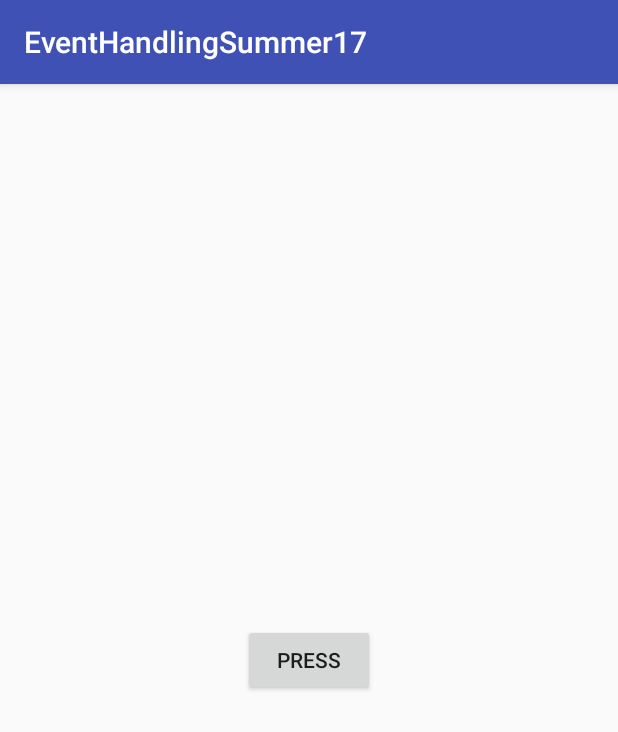
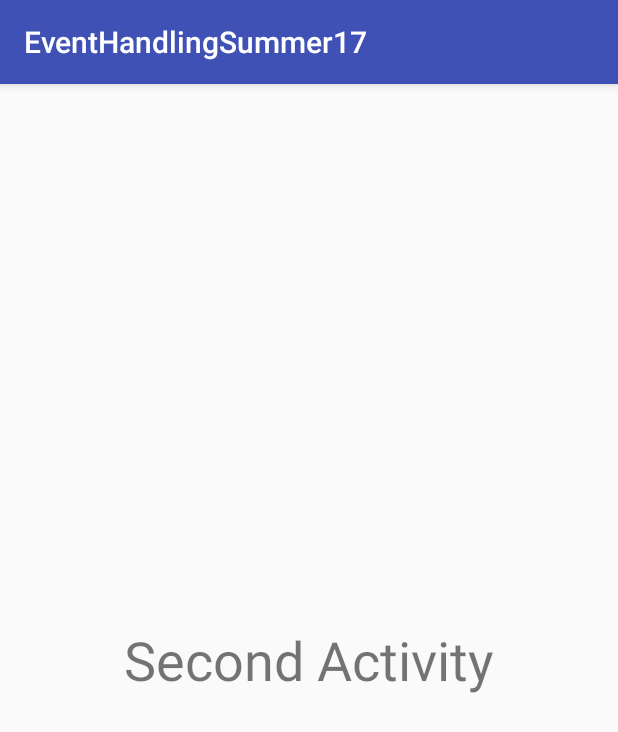
Before and after one commit to cs-abdulwahab/EventHandlingSummer17, an Android app: the screen it shows after launch (MainActivity before the commit, SecondActivity after it), after a tap on "PRESS", on a phone screen of 412 x 824 dp. Shown: the top 732 px of the screen. Run offline under Robolectric (Android 15) with nearby library versions, the phone set to English and light mode, and no system bars.

Commit message:
class practice

```diff
--- a/app/src/main/AndroidManifest.xml
+++ b/app/src/main/AndroidManifest.xml
@@ -18,6 +18,13 @@
 				<category android:name="android.intent.category.LAUNCHER"/>
 			</intent-filter>
 		</activity>
+		<activity android:name=".SecondActivity">
+			<intent-filter>
+				<action android:name="android.intent.action.MAIN"/>
+
+				<category android:name="android.intent.category.LAUNCHER"/>
+			</intent-filter>
+		</activity>
 	</application>
 
 </manifest>
--- a/app/src/main/java/com/example/abdul_wahab/eventhandlingsummer17/MainActivity.java
+++ b/app/src/main/java/com/example/abdul_wahab/eventhandlingsummer17/MainActivity.java
@@ -1,5 +1,7 @@
 package com.example.abdul_wahab.eventhandlingsummer17;
 
+import android.content.Context;
+import android.content.Intent;
 import android.support.v7.app.AppCompatActivity;
 import android.os.Bundle;
 import android.view.View;
@@ -7,6 +9,7 @@ import android.widget.Button;
 import android.widget.Toast;
 
 public class MainActivity extends AppCompatActivity {
+
 
     @Override
     protected void onCreate(Bundle savedInstanceState) {
@@ -18,7 +21,10 @@ public class MainActivity extends AppCompatActivity {
         btnPress.setOnClickListener(new View.OnClickListener() {
             @Override
             public void onClick(View view) {
-                Toast.makeText(MainActivity.this, "Sampple Text", Toast.LENGTH_SHORT).show();
+
+                Intent intent = new Intent(MainActivity.this,SecondActivity.class);
+                startActivity(intent);
+
             }
         });
 
--- /dev/null
+++ b/app/src/main/java/com/example/abdul_wahab/eventhandlingsummer17/SecondActivity.java
@@ -0,0 +1,13 @@
+package com.example.abdul_wahab.eventhandlingsummer17;
+
+import android.support.v7.app.AppCompatActivity;
+import android.os.Bundle;
+
+public class SecondActivity extends AppCompatActivity {
+
+    @Override
+    protected void onCreate(Bundle savedInstanceState) {
+        super.onCreate(savedInstanceState);
+        setContentView(R.layout.activity_second);
+    }
+}
--- /dev/null
+++ b/app/src/main/res/layout/activity_second.xml
@@ -0,0 +1,24 @@
+<?xml version="1.0" encoding="utf-8"?>
+<RelativeLayout
+	xmlns:android="http://schemas.android.com/apk/res/android"
+	xmlns:tools="http://schemas.android.com/tools"
+	android:id="@+id/activity_second"
+	android:layout_width="match_parent"
+	android:layout_height="match_parent"
+	android:paddingBottom="@dimen/activity_vertical_margin"
+	android:paddingLeft="@dimen/activity_horizontal_margin"
+	android:paddingRight="@dimen/activity_horizontal_margin"
+	android:paddingTop="@dimen/activity_vertical_margin"
+	tools:context="com.example.abdul_wahab.eventhandlingsummer17.SecondActivity"
+	>
+
+	<TextView
+		android:text="Second Activity"
+		android:layout_width="wrap_content"
+		android:layout_height="wrap_content"
+		android:layout_centerVertical="true"
+		android:layout_centerHorizontal="true"
+		android:id="@+id/textView"
+		android:textSize="36sp"
+		/>
+</RelativeLayout>
```
